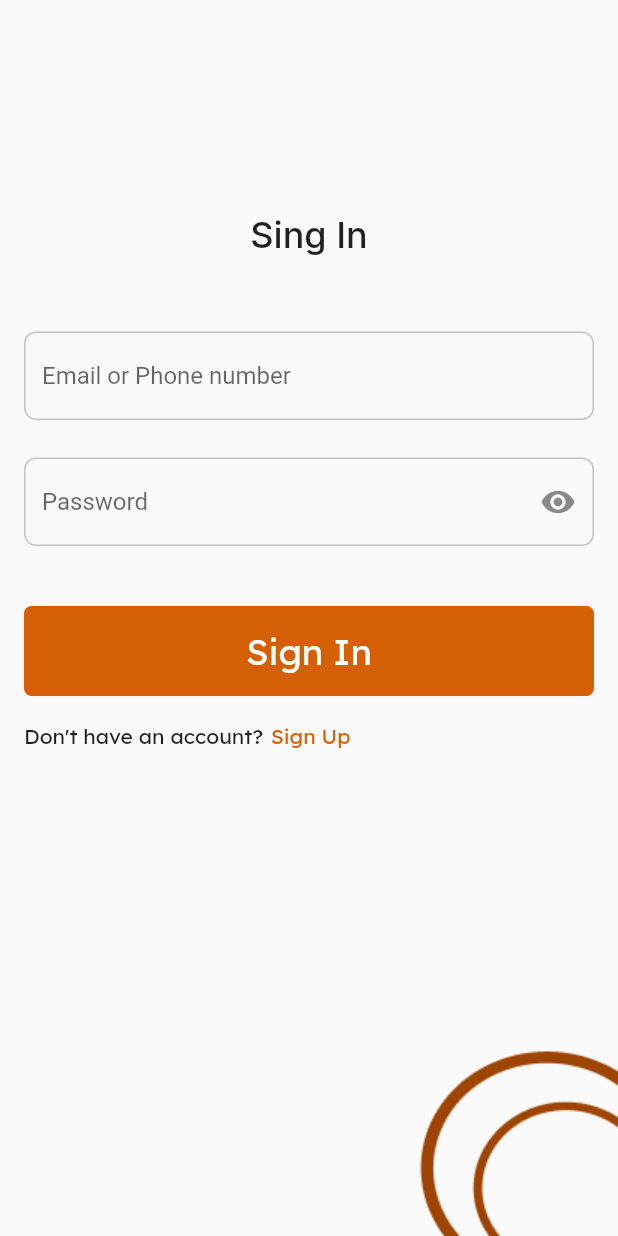
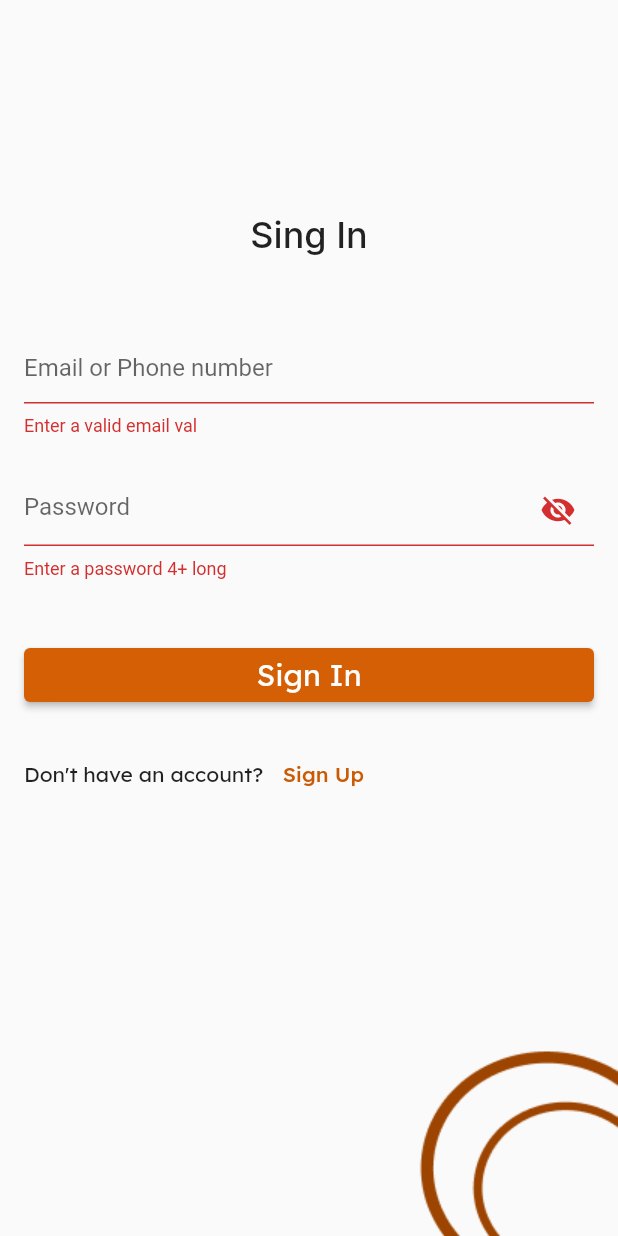
Before and after one commit to Roberth0/mobile, a Flutter app: the screen it shows after launch, after a tap on "Sign In", on a phone screen of 412 x 824 dp. Run offline on Flutter 3.47's test engine with Material 2 defaults, Android fonts, the phone set to English and light mode, and no system bars; our stand-ins replace email_validator, firebase_auth, firebase_core, google_fonts; accounts and stored records are empty.

Commit message:
splash screen and sign up form

```diff
--- a/coffeshop/lib/main.dart
+++ b/coffeshop/lib/main.dart
@@ -1,6 +1,6 @@
 // ignore_for_file: prefer_const_constructors, avoid_print
 
-import 'package:coffeshop/screens/wrapper.dart';
+import 'package:coffeshop/screens/splash/splash.dart';
 import 'package:coffeshop/services/auth.dart';
 import 'package:flutter/material.dart';
 import 'package:firebase_core/firebase_core.dart';
@@ -26,7 +26,7 @@ class MyApp extends StatelessWidget {
       value: AuthService().user,
       child: MaterialApp(
         debugShowCheckedModeBanner: false,
-        home: Wrapper(),
+        home: SplashScreen(),
         theme: ThemeData(
           primarySwatch: Colors.orange,
         ),
--- a/coffeshop/lib/screens/authenticate/authenticate.dart
+++ b/coffeshop/lib/screens/authenticate/authenticate.dart
@@ -1,6 +1,7 @@
 // ignore_for_file: prefer_const_constructors
 
 import 'package:coffeshop/screens/authenticate/sign_in.dart';
+import 'package:coffeshop/screens/authenticate/sign_up.dart';
 import 'package:flutter/material.dart';
 
 class Authenticate extends StatefulWidget {
@@ -11,8 +12,18 @@ class Authenticate extends StatefulWidget {
 }
 
 class _AuthenticateState extends State<Authenticate> {
+  bool showSignIn = true;
+
+  void toggleState() {
+    setState(() {
+      showSignIn = !showSignIn;
+    });
+  }
+
   @override
   Widget build(BuildContext context) {
-    return SignIn();
+    return showSignIn
+        ? SignIn(toggleView: toggleState)
+        : SignUp(toggleView: toggleState);
   }
 }
--- a/coffeshop/lib/screens/authenticate/sign_in.dart
+++ b/coffeshop/lib/screens/authenticate/sign_in.dart
@@ -1,11 +1,13 @@
-// ignore_for_file: prefer_const_constructors, prefer_const_literals_to_create_immutables, avoid_print
+// ignore_for_file: prefer_const_constructors, prefer_const_literals_to_create_immutables, avoid_print, use_build_context_synchronously
 
 import 'package:coffeshop/services/auth.dart';
 import 'package:flutter/material.dart';
 import 'package:google_fonts/google_fonts.dart';
+import 'package:email_validator/email_validator.dart';
 
 class SignIn extends StatefulWidget {
-  const SignIn({super.key});
+  final Function()? toggleView;
+  const SignIn({super.key, this.toggleView});
 
   @override
   State<SignIn> createState() => _SignInState();
@@ -14,6 +16,11 @@ class SignIn extends StatefulWidget {
 class _SignInState extends State<SignIn> {
   final AuthService _auth = AuthService();
   final _formKey = GlobalKey<FormState>();
+
+  String email = "";
+  String password = "";
+  String error = "";
+  bool _passwordVisible = false;
 
   @override
   Widget build(BuildContext context) {
@@ -34,7 +41,25 @@ class _SignInState extends State<SignIn> {
                   ),
                 ),
                 SizedBox(height: 50),
-                TextField(
+                Form(
+                    key: _formKey,
+                    child: Column(
+                      crossAxisAlignment: CrossAxisAlignment.stretch,
+                      children: [
+                        TextFormField(
+                          // validator: (val) => (val?.isEmpty ?? true)
+                          validator: (val) {
+                            bool isValid = false;
+                            if (val != null) {
+                              isValid = EmailValidator.validate(val);
+                            }
+                            return isValid ? null : "Enter a valid email val";
+                          },
+                          onChanged: (val) {
+                            setState(() {
+                              email = val;
+                            });
+                          },
                           decoration: InputDecoration(
                             // prefixIcon: Icon(Icons.email),
                             hintText: 'Email or Phone number',
@@ -42,50 +67,78 @@ class _SignInState extends State<SignIn> {
                                 borderSide: BorderSide(color: Colors.grey)),
                             enabledBorder: OutlineInputBorder(
                               borderRadius: BorderRadius.circular(8),
-                      borderSide: BorderSide(color: const Color(0xffc4c4c4)),
+                              borderSide:
+                                  BorderSide(color: const Color(0xffc4c4c4)),
                             ),
                           ),
                         ),
                         SizedBox(
                           height: 25,
                         ),
-                TextField(
-                  obscureText: true,
+                        TextFormField(
+                          validator: (val) => val!.length < 4
+                              ? "Enter a password 4+ long"
+                              : null,
+                          onChanged: (val) {
+                            setState(() {
+                              password = val;
+                            });
+                          },
+                          obscureText: _passwordVisible,
                           decoration: InputDecoration(
                             // prefixIcon: Icon(Icons.email),
-                    suffixIcon: Icon(Icons.visibility),
+                            suffixIcon: IconButton(
+                              icon: _passwordVisible
+                                  ? Icon(Icons.visibility)
+                                  : Icon(Icons.visibility_off),
+                              onPressed: () {
+                                setState(() {
+                                  _passwordVisible = !_passwordVisible;
+                                });
+                              },
+                            ),
                             hintText: 'Password',
                             focusedBorder: OutlineInputBorder(
                                 borderSide: BorderSide(color: Colors.grey)),
                             enabledBorder: OutlineInputBorder(
                               borderRadius: BorderRadius.circular(8),
-                      borderSide: BorderSide(color: const Color(0xffc4c4c4)),
+                              borderSide:
+                                  BorderSide(color: const Color(0xffc4c4c4)),
                             ),
                           ),
                         ),
                         SizedBox(
                           height: 40,
                         ),
-                GestureDetector(
-                  onTap: () async {
-                    dynamic result = await _auth.signInAnon();
-                    if (result == null) return;
-                    print(result);
+                        ElevatedButton(
+                            style: ButtonStyle(
+                                backgroundColor:
+                                    MaterialStatePropertyAll<Color>(
+                                        Color.fromARGB(255, 213, 95, 4))),
+                            onPressed: () async {
+                              showDialog(
+                                  context: context,
+                                  builder: (context) {
+                                    return Center(
+                                        child: CircularProgressIndicator());
+                                  });
+                              if (_formKey.currentState!.validate()) {
+                                dynamic result =
+                                    await _auth.signIn(email, password);
+                                if (result == "null") {
+                                  setState(() => error =
+                                      "Email and/or Password not valid");
+                                }
+                              }
+                              Navigator.of(context).pop();
                             },
-                  child: Container(
-                    padding: EdgeInsets.all(15),
-                    decoration: BoxDecoration(
-                      color: Color.fromARGB(255, 213, 95, 4),
-                      borderRadius: BorderRadius.circular(5),
-                    ),
-                    child: Center(
-                        child: Text(
-                      'Sign In',
-                      style:
-                          GoogleFonts.lexend(fontSize: 24, color: Colors.white),
+                            child: Text("Sign In",
+                                style: GoogleFonts.lexend(
+                                    fontSize: 20,
+                                    color: Colors.white,
+                                    fontWeight: FontWeight.w400)))
+                      ],
                     )),
-                  ),
-                ),
                 SizedBox(
                   height: 18,
                 ),
@@ -95,10 +148,12 @@ class _SignInState extends State<SignIn> {
                     SizedBox(
                       width: 5,
                     ),
-                    Text(
-                      'Sign Up',
+                    TextButton(
+                      onPressed: widget.toggleView,
+                      child: Text("Sign Up",
                           style: GoogleFonts.lexend(
-                          color: Color.fromARGB(255, 213, 95, 4)),
+                            color: Color.fromARGB(255, 203, 90, 4),
+                          )),
                     )
                   ],
                 ),
--- /dev/null
+++ b/coffeshop/lib/screens/splash/splash.dart
@@ -0,0 +1,51 @@
+// ignore_for_file: prefer_const_constructors, use_build_context_synchronously
+
+import 'package:coffeshop/screens/wrapper.dart';
+import 'package:flutter/material.dart';
+
+class SplashScreen extends StatefulWidget {
+  const SplashScreen({super.key});
+
+  @override
+  State<SplashScreen> createState() => _SplashScreenState();
+}
+
+class _SplashScreenState extends State<SplashScreen> {
+  @override
+  void initState() {
+    _navigateToHome();
+    super.initState();
+  }
+
+  void _navigateToHome() async {
+    await Future.delayed(Duration(milliseconds: 1500));
+    Navigator.pushReplacement(
+        context, MaterialPageRoute(builder: (context) => Wrapper()));
+  }
+
+  @override
+  Widget build(BuildContext context) {
+    return Scaffold(
+        body: Center(
+      child: Stack(
+        children: [
+          Column(crossAxisAlignment: CrossAxisAlignment.stretch, children: [
+            Row(
+              mainAxisAlignment: MainAxisAlignment.spaceBetween,
+              children: [
+                Image.asset('images/elipse1.png'),
+                Image.asset('images/elipse2.png'),
+              ],
+            ),
+            Image.asset('images/logo.png'),
+            Expanded(child: SizedBox()),
+            Container(
+              alignment: Alignment.bottomLeft,
+              child: Image.asset('images/elipse3.png'),
+            ),
+          ]),
+        ],
+      ),
+    ));
+  }
+}
--- a/coffeshop/pubspec.yaml
+++ b/coffeshop/pubspec.yaml
@@ -41,6 +41,7 @@ dependencies:
   cloud_firestore: ^4.3.1
   google_fonts: ^3.0.1
   provider: ^6.0.5
+  email_validator: ^2.1.17
 
 dev_dependencies:
   flutter_test:
```
Also changed, not shown: coffeshop/lib/screens/authenticate/sign_up.dart (added, +147 -0 lines), coffeshop/images/elipse5.png (added). Lines whose indentation alone changed are shown as unchanged.
